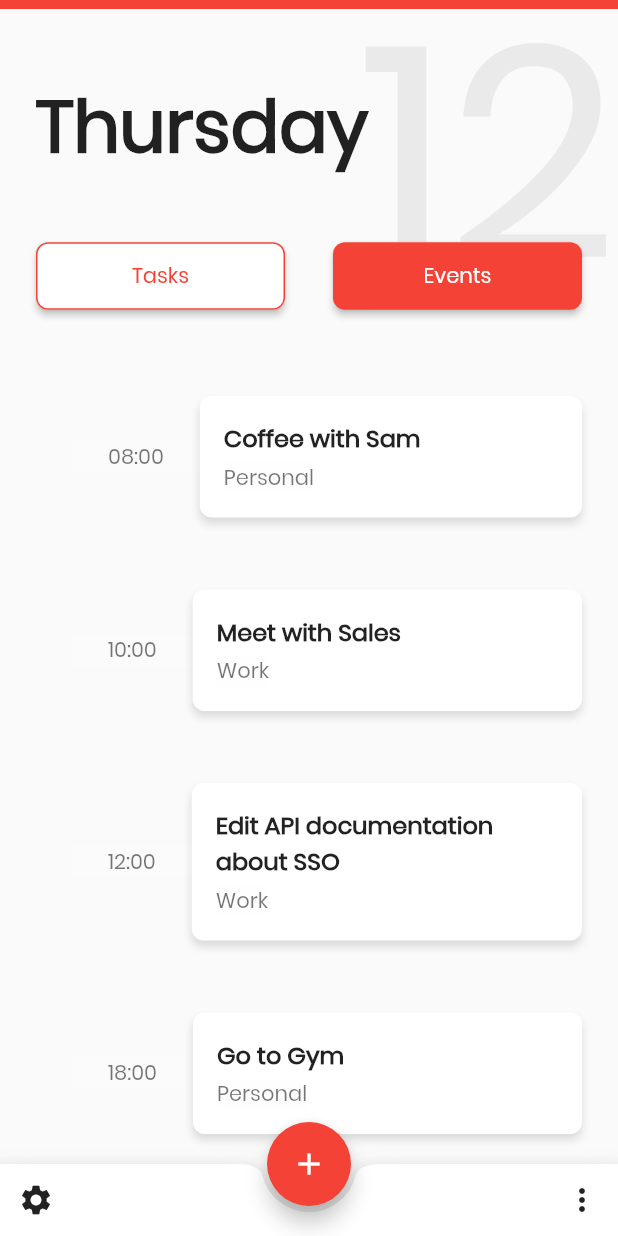
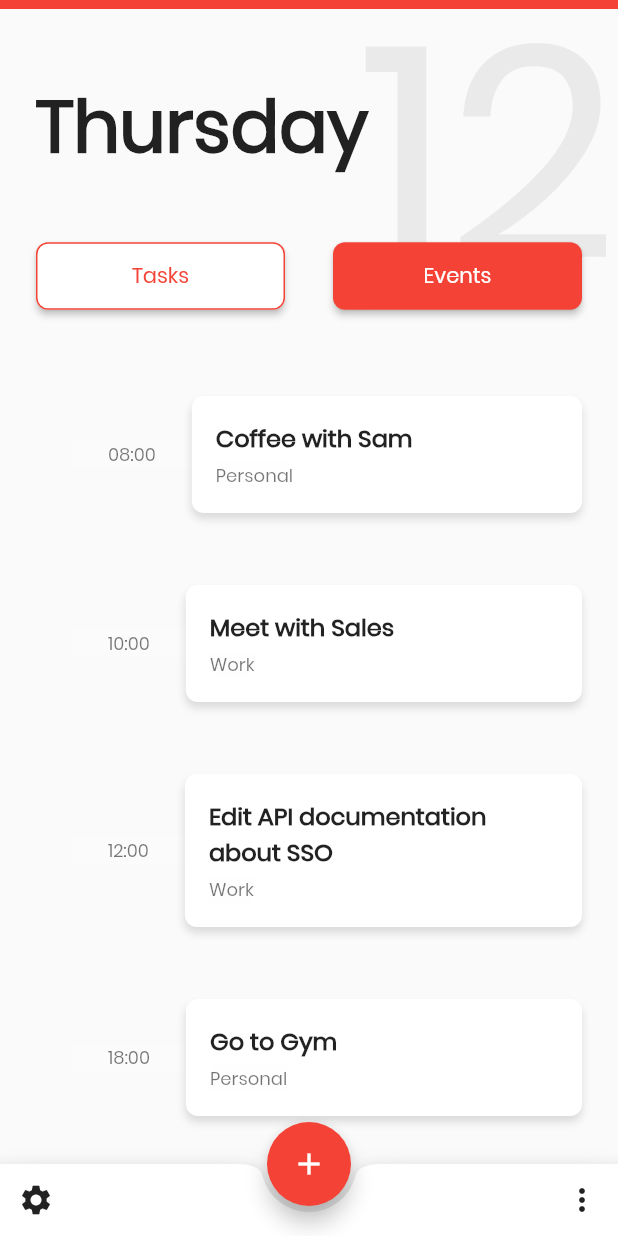
Before and after one commit to sidsbrmnn/todo_app, a Flutter app: the screen it shows after launch, after a tap on "Events", on a phone screen of 412 x 824 dp. Run offline on Flutter 3.47's test engine with Material 2 defaults, Android fonts, the phone set to English and light mode, and no system bars.

Commit message:
Font size fixes

```diff
--- a/lib/src/events_page.dart
+++ b/lib/src/events_page.dart
@@ -81,7 +81,12 @@ class _EventsPageState extends State<EventsPage> {
                 foregroundDecoration: BoxDecoration(color: Color(0x60FDFDFD)),
                 child: Padding(
                   padding: EdgeInsets.symmetric(horizontal: 24.0),
-                  child: Text(_eventList[index].time),
+                  child: Text(
+                    _eventList[index].time,
+                    style: TextStyle(
+                      fontSize: 12.0,
+                    ),
+                  ),
                 ),
               ),
               Expanded(
@@ -119,7 +124,7 @@ class _EventsPageState extends State<EventsPage> {
                           child: Text(
                             _eventList[index].category,
                             style: TextStyle(
-                              fontSize: 14.0,
+                              fontSize: 12.0,
                             ),
                           ),
                         )
```
